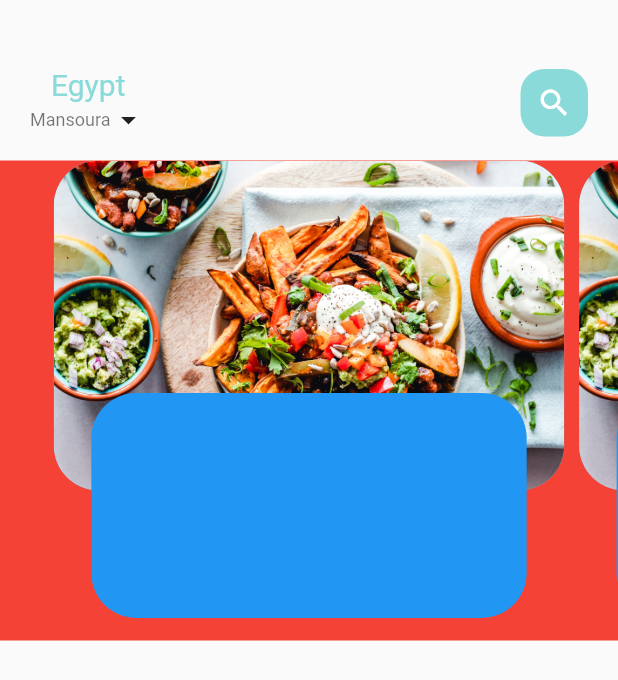
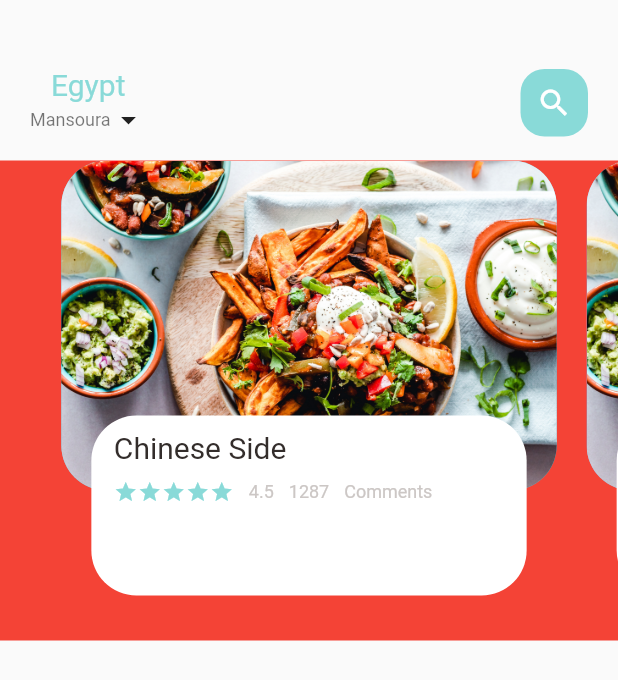
Before and after one commit to ahhmedsafwat/FoodDeliveryApp, a Flutter app: the screen it shows after launch, on a phone screen of 412 x 824 dp. Shown: the top 680 px of the screen. Run offline on Flutter 3.47's test engine with Material 2 defaults, Android fonts, the phone set to English and light mode, and no system bars; missing offline and left inert: dart:ffi.

Commit message:
Card image , card rating. Done

```diff
--- /dev/null
+++ b/lib/features/home/presentation/views/widgets/card_description.dart
@@ -0,0 +1,69 @@
+import 'dart:ffi';
+
+import 'package:flutter/material.dart';
+import 'package:food_delivery_app/core/utils/colors.dart';
+import 'package:food_delivery_app/core/utils/widgets/big_text.dart';
+import 'package:food_delivery_app/core/utils/widgets/small_text.dart';
+import 'package:food_delivery_app/features/home/presentation/views/widgets/rating.dart';
+
+class CardsDescription extends StatelessWidget {
+  const CardsDescription({super.key});
+
+  @override
+  Widget build(BuildContext context) {
+    return Align(
+      alignment: Alignment.bottomCenter,
+      child: Container(
+        height: 120,
+        margin: const EdgeInsets.only(left: 30, right: 30, bottom: 30),
+        decoration: BoxDecoration(
+            borderRadius: BorderRadius.circular(30), color: Colors.white),
+        child: Container(
+            padding: const EdgeInsets.only(top: 10, left: 15, right: 15),
+            child: Column(
+              crossAxisAlignment: CrossAxisAlignment.start,
+              children: const [
+                BigText(text: 'Chinese Side'),
+                SizedBox(height: 10),
+                Rating(),
+                SizedBox(
+                  height: 20,
+                ),
+                // IconAndText(icon: icon, color: color, text: text, iconColor: iconColor)
+              ],
+            )),
+      ),
+    );
+  }
+}
+
+class IconAndText extends StatelessWidget {
+  const IconAndText(
+      {super.key,
+      required this.icon,
+      required this.color,
+      required this.text,
+      required this.iconColor});
+  final IconData icon;
+  final Color color;
+  final String text;
+  final Color iconColor;
+  @override
+  Widget build(BuildContext context) {
+    return Row(
+      children: [
+        Icon(
+          icon,
+          color: iconColor,
+        ),
+        const SizedBox(
+          width: 5,
+        ),
+        SmallText(
+          text: text,
+          color: color,
+        ),
+      ],
+    );
+  }
+}
--- /dev/null
+++ b/lib/features/home/presentation/views/widgets/card_image.dart
@@ -0,0 +1,22 @@
+import 'package:flutter/material.dart';
+
+class CardsImage extends StatelessWidget {
+  const CardsImage({super.key, required this.index});
+  final int index;
+
+  @override
+  Widget build(BuildContext context) {
+    return Container(
+        height: 220,
+        margin: const EdgeInsets.symmetric(horizontal: 10),
+        decoration: BoxDecoration(
+          borderRadius: BorderRadius.circular(30),
+          color:
+              index.isEven ? const Color(0xff69c5df) : const Color(0xff929fcc),
+          image: const DecorationImage(
+            fit: BoxFit.cover,
+            image: AssetImage('assets/image/food1.jpg'),
+          ),
+        ));
+  }
+}
--- a/lib/features/home/presentation/views/widgets/food_cards.dart
+++ b/lib/features/home/presentation/views/widgets/food_cards.dart
@@ -1,4 +1,7 @@
 import 'package:flutter/material.dart';
+
+import 'card_description.dart';
+import 'card_image.dart';
 
 class FoodCards extends StatelessWidget {
   const FoodCards({super.key, this.index});
@@ -10,45 +13,7 @@ class FoodCards extends StatelessWidget {
       CardsImage(
         index: index!,
       ),
-      const CardsText()
+      const CardsDescription()
     ]);
   }
 }
-
-class CardsImage extends StatelessWidget {
-  const CardsImage({super.key, required this.index});
-  final int index;
-
-  @override
-  Widget build(BuildContext context) {
-    return Container(
-        height: 220,
-        margin: const EdgeInsets.symmetric(horizontal: 5),
-        decoration: BoxDecoration(
-          borderRadius: BorderRadius.circular(30),
-          color:
-              index.isEven ? const Color(0xff69c5df) : const Color(0xff929fcc),
-          image: const DecorationImage(
-            fit: BoxFit.cover,
-            image: AssetImage('assets/image/food1.jpg'),
-          ),
-        ));
-  }
-}
-
-class CardsText extends StatelessWidget {
-  const CardsText({super.key});
-
-  @override
-  Widget build(BuildContext context) {
-    return Align(
-      alignment: Alignment.bottomCenter,
-      child: Container(
-        height: 150,
-        margin: const EdgeInsets.only(left: 30, right: 30, bottom: 15),
-        decoration: BoxDecoration(
-            borderRadius: BorderRadius.circular(30), color: Colors.blue),
-      ),
-    );
-  }
-}
--- /dev/null
+++ b/lib/features/home/presentation/views/widgets/rating.dart
@@ -0,0 +1,29 @@
+import 'package:flutter/material.dart';
+
+import '../../../../../core/utils/colors.dart';
+import '../../../../../core/utils/widgets/small_text.dart';
+
+class Rating extends StatelessWidget {
+  const Rating({
+    super.key,
+  });
+
+  @override
+  Widget build(BuildContext context) {
+    return Row(
+      children: [
+        Wrap(
+            children: List.generate(
+                5,
+                (index) => const Icon(Icons.star,
+                    color: AppColors.mainColor, size: 16))),
+        const SizedBox(width: 10),
+        const SmallText(text: '4.5'),
+        const SizedBox(width: 10),
+        const SmallText(text: '1287'),
+        const SizedBox(width: 10),
+        const SmallText(text: 'Comments')
+      ],
+    );
+  }
+}
```
